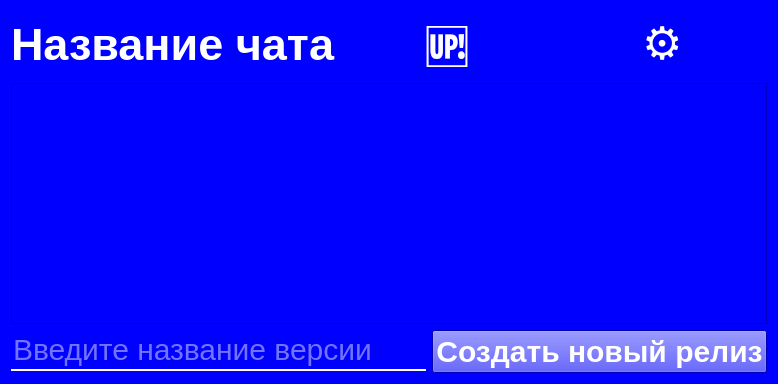
Qt form ui/ArchiveView.ui (yepIwt/Tuchka) before a commit.
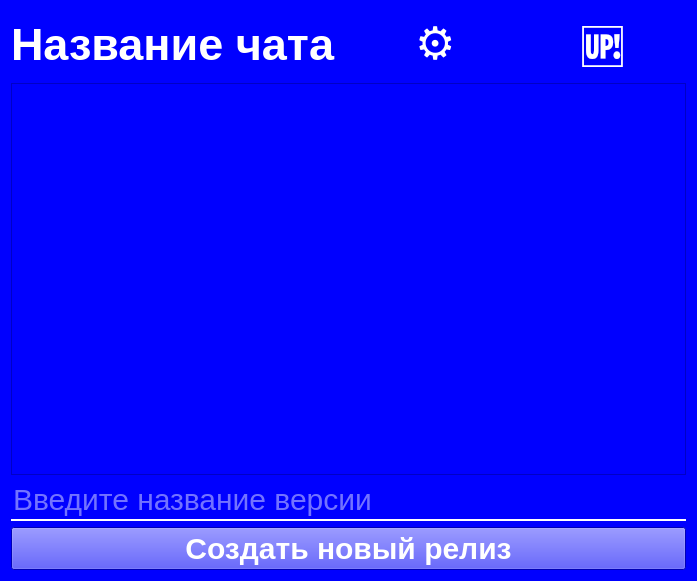
The same form after that commit.

Commit message: Fix: Remove horizontal scroll bar

The edit to the form file:
```diff
--- a/ui/ArchiveView.ui
+++ b/ui/ArchiveView.ui
@@ -6,8 +6,8 @@
    <rect>
     <x>0</x>
     <y>0</y>
-    <width>778</width>
-    <height>384</height>
+    <width>697</width>
+    <height>581</height>
    </rect>
   </property>
   <property name="windowTitle">
@@ -33,32 +33,39 @@
       </widget>
      </item>
      <item>
-      <widget class="QPushButton" name="UpdateButton">
-       <property name="styleSheet">
-        <string notr="true">font-family:'Open Sans'; 
+      <layout class="QHBoxLayout" name="horizontalLayout_4">
+       <property name="spacing">
+        <number>0</number>
+       </property>
+       <item>
+        <widget class="QPushButton" name="SettingsButton">
+         <property name="styleSheet">
+          <string notr="true">font-family:'Open Sans'; 
 font-size:45px; 
 font-weight:696; 
 color:#ffffff;
 border: None;</string>
-       </property>
-       <property name="text">
-        <string>🆙</string>
-       </property>
-      </widget>
-     </item>
-     <item>
-      <widget class="QPushButton" name="SettingsButton">
-       <property name="styleSheet">
-        <string notr="true">font-family:'Open Sans'; 
+         </property>
+         <property name="text">
+          <string>⚙</string>
+         </property>
+        </widget>
+       </item>
+       <item>
+        <widget class="QPushButton" name="UpdateButton">
+         <property name="styleSheet">
+          <string notr="true">font-family:'Open Sans'; 
 font-size:45px; 
 font-weight:696; 
 color:#ffffff;
 border: None;</string>
-       </property>
-       <property name="text">
-        <string>⚙</string>
-       </property>
-      </widget>
+         </property>
+         <property name="text">
+          <string>🆙</string>
+         </property>
+        </widget>
+       </item>
+      </layout>
      </item>
     </layout>
    </item>
@@ -66,10 +73,17 @@
     <layout class="QHBoxLayout" name="horizontalLayout_2"/>
    </item>
    <item>
-    <widget class="QListWidget" name="ReleasesWidget"/>
+    <widget class="QListWidget" name="ReleasesWidget">
+     <property name="sizePolicy">
+      <sizepolicy hsizetype="Expanding" vsizetype="Expanding">
+       <horstretch>0</horstretch>
+       <verstretch>0</verstretch>
+      </sizepolicy>
+     </property>
+    </widget>
    </item>
    <item>
-    <layout class="QHBoxLayout" name="horizontalLayout_3">
+    <layout class="QVBoxLayout" name="verticalLayout">
      <item>
       <widget class="QLineEdit" name="release_name">
        <property name="styleSheet">
@@ -89,7 +103,7 @@
        </property>
       </widget>
      </item>
-     <item alignment="Qt::AlignRight">
+     <item>
       <widget class="QPushButton" name="create_release">
        <property name="styleSheet">
         <string notr="true">font-family:'Open Sans'; 
```
The commit also changes 3 other files.
